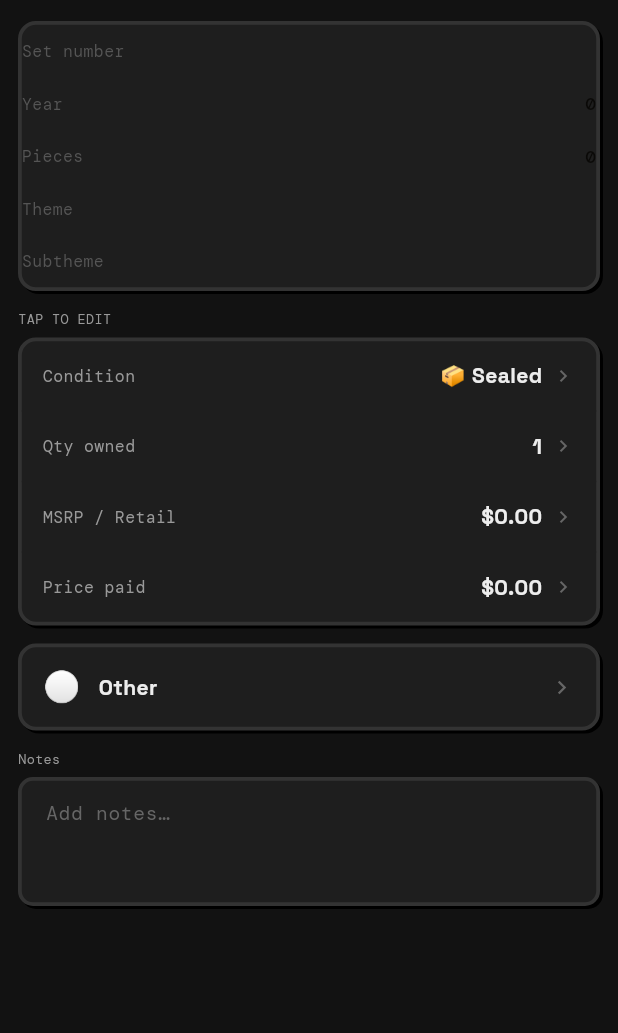
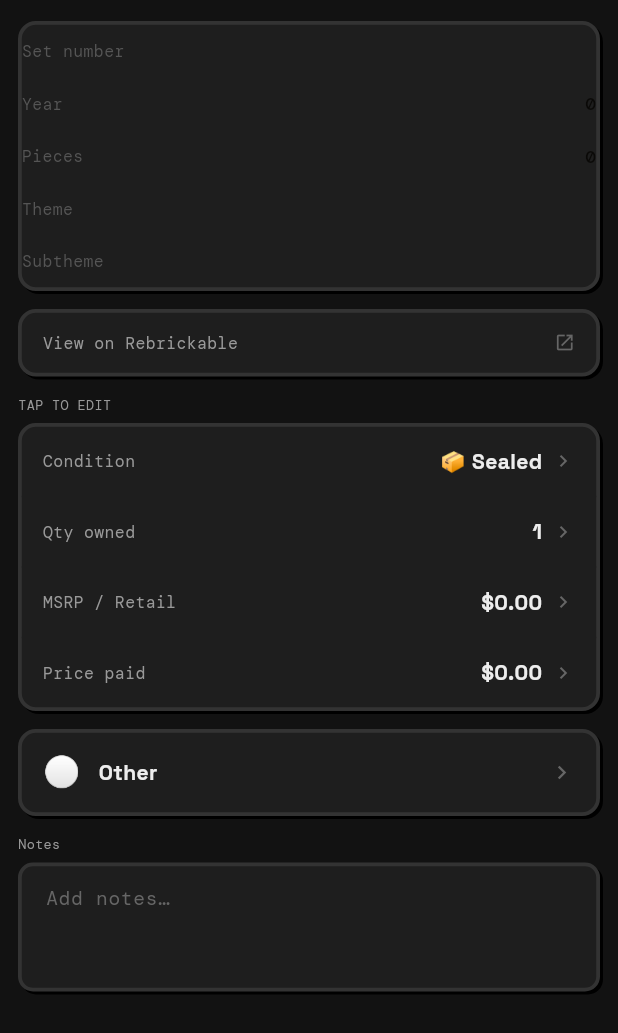
Before and after one commit to paulolsen1684-wq/BrikStax-app, a Flutter app: the _DetailsTab widget shown alone on an empty page, opened directly with empty values, on a phone screen of 412 x 824 dp. Shown: the top 1033 px of the screen. Run offline on Flutter 3.47's test engine with Material 3 defaults, Android fonts, the phone set to English and light mode, and no system bars; our stand-ins replace app_links, cached_network_image, firebase_core, firebase_messaging, fl_chart, flutter_animate and 12 more; missing offline and left inert: home_widget, mobile_scanner; accounts and stored records are empty; network calls fail.

Commit message:
Add "View on Rebrickable" links to Set Detail and Set Lookup
New services/rebrickable_link.dart -- unlike the Amazon/eBay affiliate
links (search-results pages, no ASIN/listing id available), Rebrickable's
own set number IS the real identifier, so rebrickableUrl(num) builds
rebrickable.com/sets/{num}-1/ directly, confirmed live via curl to
resolve with a 200 with or without the name-slug suffix. No new API call
or stored field needed.

set_detail.dart's version mirrors the existing "BrickSet rating" card's
exact visual pattern. set_lookup_screen.dart's is a smaller inline link
under the set's name/meta line. Both use LaunchMode.externalApplication.

Co-Authored-By: Claude Sonnet 5 <noreply@anthropic.com>
Claude-Session: https://claude.ai/code/session_01A8Pu9SdSS9eyikZYD3nM8y

```diff
--- a/lib/screens/set_detail.dart
+++ b/lib/screens/set_detail.dart
@@ -8,6 +8,7 @@ import '../models/lego_set.dart';
 import '../models/brickset_extras.dart';
 import '../providers/collection.dart';
 import '../services/api.dart';
+import '../services/rebrickable_link.dart';
 import '../theme/app_theme.dart';
 import '../theme/app_themes.dart';
 import '../widgets/atoms.dart';
@@ -1010,6 +1011,11 @@ class _DetailsTabState extends State<_DetailsTab> {
         ]),
         const SizedBox(height: 12),
 
+        // ── Rebrickable link -- always available, no fetch needed (the
+        //    set number IS the identifier, see rebrickable_link.dart).
+        _rebrickableCard(bt, s.num),
+        const SizedBox(height: 12),
+
         // ── BrickSet community rating ────────────────────────────────────
         if (extras != null && extras.hasRating) ...[
           _ratingCard(bt, extras),
@@ -1221,6 +1227,27 @@ class _DetailsTabState extends State<_DetailsTab> {
           ]),
         ),
       );
+
+  // ── Rebrickable link card ─────────────────────────────────────────────────
+  Widget _rebrickableCard(BrikStaxColors bt, String num) => GestureDetector(
+    onTap: () => launchUrl(Uri.parse(rebrickableUrl(num)),
+        mode: LaunchMode.externalApplication),
+    child: Container(
+      padding: const EdgeInsets.symmetric(horizontal: 14, vertical: 12),
+      decoration: BoxDecoration(
+        color: bt.cardBg,
+        borderRadius: BorderRadius.circular(12),
+        border: Border.all(color: bt.cardBorder, width: BT.bw),
+        boxShadow: [BoxShadow(color: bt.shadowColor,
+            offset: const Offset(2, 2))],
+      ),
+      child: Row(children: [
+        Text('View on Rebrickable', style: BT.mono(size: 11, color: bt.tx3)),
+        const Spacer(),
+        Icon(Icons.open_in_new, color: bt.txMuted, size: 14),
+      ]),
+    ),
+  );
 
   // ── BrickSet rating card ────────────────────────────────────────────────
   Widget _ratingCard(BrikStaxColors bt, BrickSetExtras extras) => GestureDetector(
--- /dev/null
+++ b/lib/services/rebrickable_link.dart
@@ -0,0 +1,13 @@
+// lib/services/rebrickable_link.dart
+//
+// Direct link to a set's real Rebrickable page. Unlike affiliate_links.dart's
+// Amazon/eBay links (no ASIN/listing id available for an arbitrary set, so
+// those fall back to a search results page), Rebrickable's own set number
+// IS the real identifier -- confirmed live (rebrickable.com/sets/{num}-1/
+// resolves with a 200 with or without the name-slug suffix Rebrickable's
+// own site normally appends), so no extra API call or stored field is
+// needed to build this, just the set's own number.
+String rebrickableUrl(String num) {
+  final clean = num.replaceAll(RegExp(r'-\d+$'), '');
+  return 'https://rebrickable.com/sets/$clean-1/';
+}
```
Also changed, not shown: lib/screens/set_lookup_screen.dart (+13 -0 lines), 1 other file.
